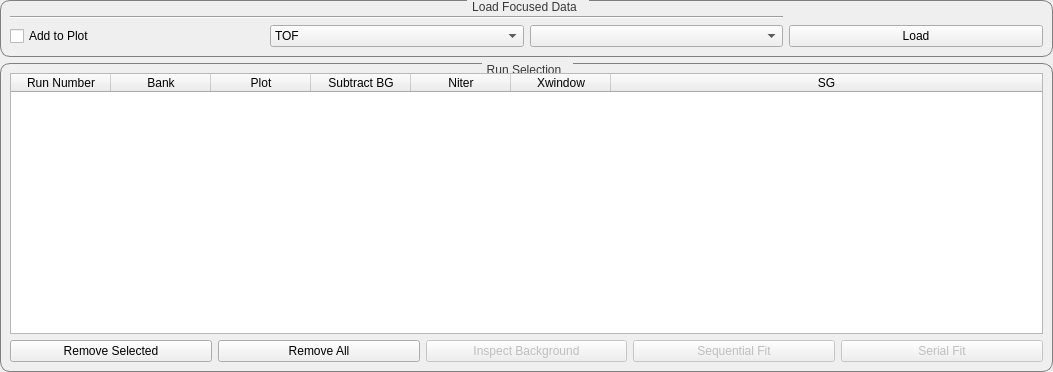
First picture: the form in scripts/Engineering/gui/engineering_diffraction/tabs/fitting/data_handling/data_widget.ui, repository mantidproject/mantid, before the edit.
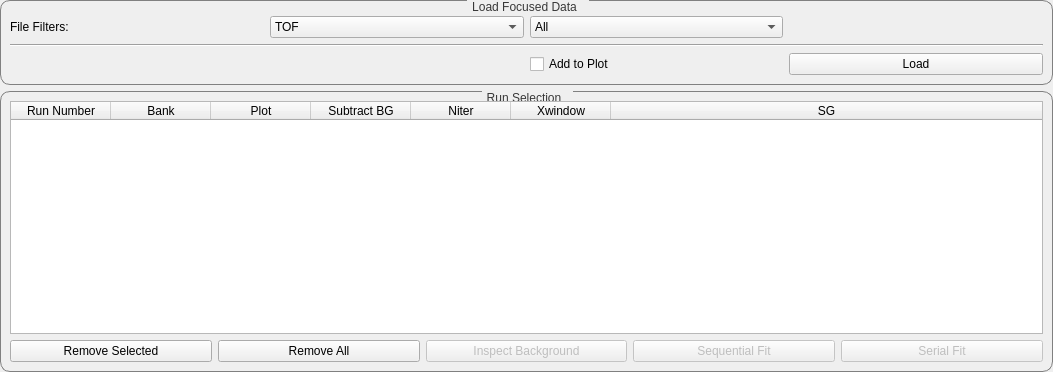
Second picture: the form after the edit. Custom widgets are drawn as their Qt base class.

Commit message:
Further tidy up on new file filters
Remember the last directory by storing in ini file
Move the filter dropdowns onto their own row on Fitting tab
Fix error on reopening UI due to FileFilterProxyModel
Remove redundant new folder icon from non-native widget
Update text on bank combo to align with Calibration tab and to
replace blank entry with All

```diff
--- a/scripts/Engineering/gui/engineering_diffraction/tabs/fitting/data_handling/data_widget.ui
+++ b/scripts/Engineering/gui/engineering_diffraction/tabs/fitting/data_handling/data_widget.ui
@@ -63,14 +63,21 @@
         <item row="0" column="0" colspan="4">
          <widget class="FileFinderWidget" name="finder_data" native="true"/>
         </item>
-        <item row="2" column="3">
+        <item row="3" column="3">
          <widget class="QPushButton" name="button_load">
           <property name="text">
            <string>Load</string>
           </property>
          </widget>
         </item>
-        <item row="2" column="1">
+          <item row="1" column="0">
+           <widget class="QLabel" name="filterLabel">
+            <property name="text">
+             <string>File Filters:</string>
+            </property>
+           </widget>
+          </item>
+        <item row="1" column="1">
          <widget class="QComboBox" name="combo_xunit">
           <item>
            <property name="text">
@@ -84,11 +91,11 @@
           </item>
          </widget>
         </item>
-        <item row="2" column="2">
+        <item row="1" column="2">
          <widget class="QComboBox" name="combo_bank">
           <item>
            <property name="text">
-            <string></string>
+            <string>All</string>
            </property>
           </item>
           <item>
@@ -103,14 +110,14 @@
           </item>
          </widget>
         </item>
-        <item row="2" column="0">
+        <item row="3" column="2">
          <widget class="QCheckBox" name="check_addToPlot">
           <property name="text">
            <string>Add to Plot</string>
           </property>
          </widget>
         </item>
-        <item row="1" column="0" colspan="3">
+        <item row="2" column="0" colspan="4">
          <widget class="Line" name="line">
           <property name="minimumSize">
            <size>
```
Left out of the diff: 4 changed lines with no effect on the pictures. The commit also changes 4 other files.
